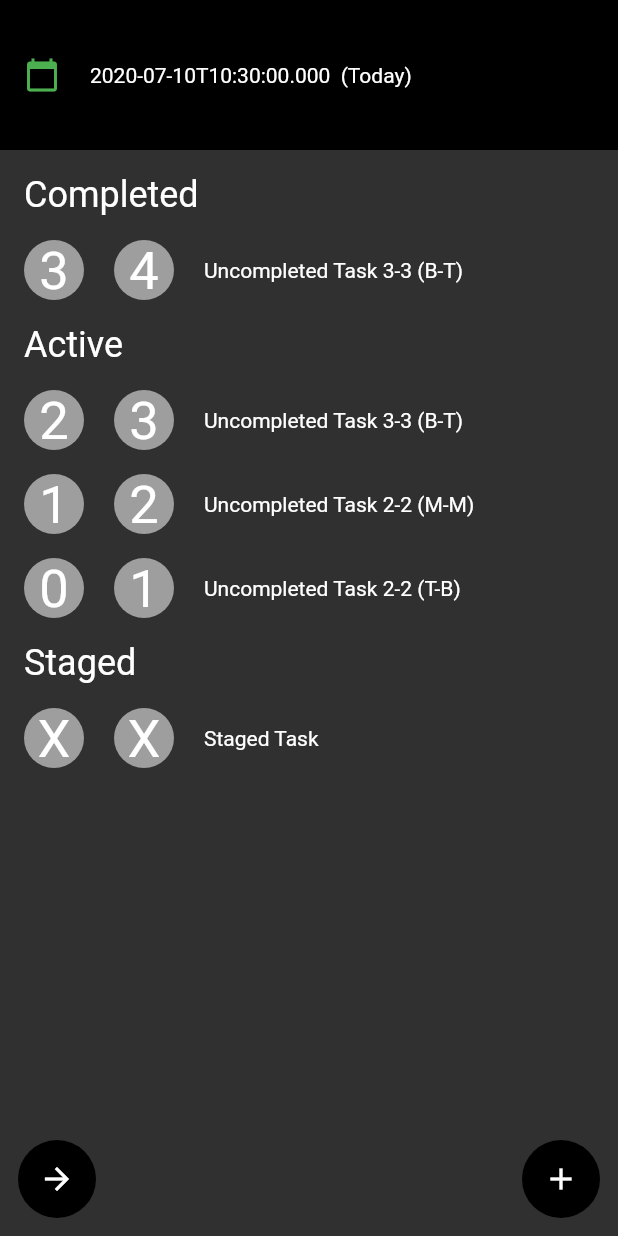
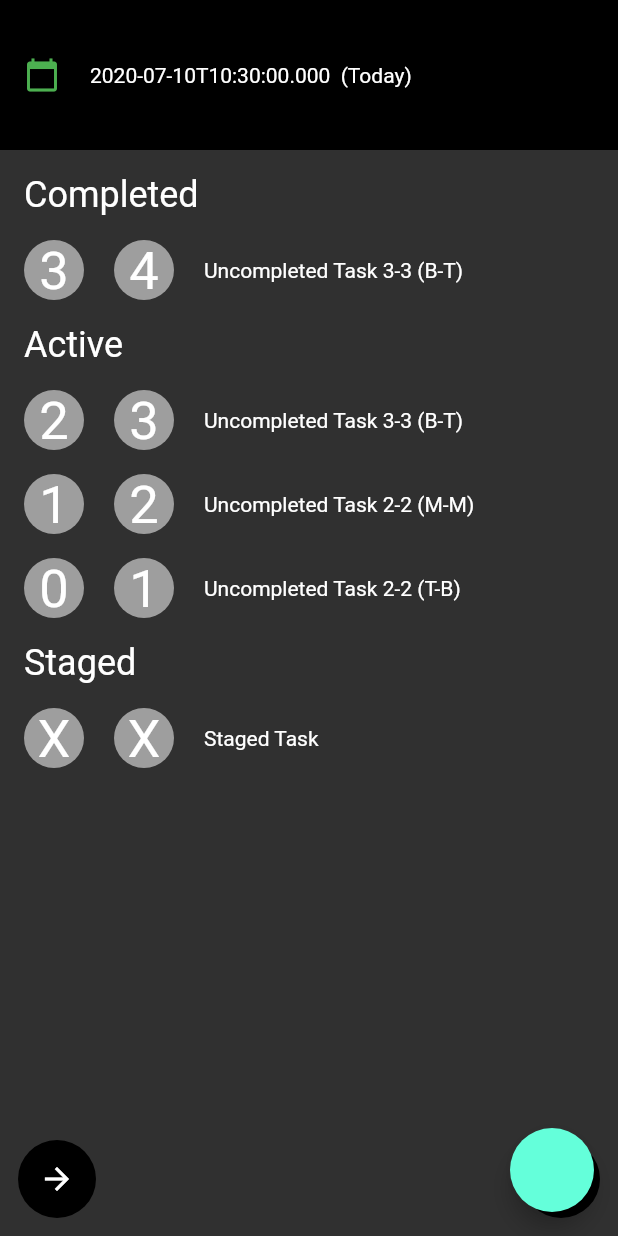
Before and after one commit to ltOgt/shouldo, a Flutter app: the screen it shows after launch, on a phone screen of 412 x 824 dp. Run offline on Flutter 3.47's test engine with Material 2 defaults, Android fonts, the phone set to English and light mode, and no system bars; our stand-ins replace bloc, flutter_bloc.

Commit message:
fix provider rebuild

```diff
--- a/lib/main.dart
+++ b/lib/main.dart
@@ -8,7 +8,12 @@ import 'theme/theme_notifier.dart';
 import 'theme/theme_wrap.dart';
 
 void main() {
-  runApp(App());
+  runApp(
+    ChangeNotifierProvider(
+      create: (_) => ThemeNotifier(initialTheme: DarkTheme()),
+      child: App(),
+    ),
+  );
 }
 
 class App extends StatefulWidget {
@@ -20,28 +25,26 @@ class App extends StatefulWidget {
 
 class _AppState extends State<App> {
   PageController pageController;
-  ThemeNotifier themeNotifier;
 
   @override
   void initState() {
     super.initState();
     this.pageController = PageController(initialPage: 0);
-    this.themeNotifier = ThemeNotifier(initialTheme: DarkTheme());
   }
 
   @override
   void dispose() {
     this.pageController.dispose();
-    this.themeNotifier.dispose();
     super.dispose();
   }
 
   @override
   Widget build(BuildContext context) {
-    return ChangeNotifierProvider<ThemeNotifier>.value(
-      value: this.themeNotifier,
-      child: MaterialApp(
-        theme: this.themeNotifier.theme.themeData,
+    final ThemeNotifier themeNotifier =
+        Provider.of<ThemeNotifier>(context, listen: true);
+
+    return MaterialApp(
+      theme: themeNotifier.theme.themeData,
       home: SafeArea(
         child: Scaffold(
           body: PageView.builder(
@@ -54,11 +57,10 @@ class _AppState extends State<App> {
               );
             },
           ),
-            // floatingActionButton: FloatingActionButton(
-            //   onPressed: () {
-            //     Provider.of<ThemeNotifier>(context, listen: false).toggle();
-            //   },
-            // ),
+          floatingActionButton: FloatingActionButton(
+            onPressed: () {
+              themeNotifier.toggle();
+            },
           ),
         ),
       ),
```
Lines whose indentation alone changed are shown as unchanged.
